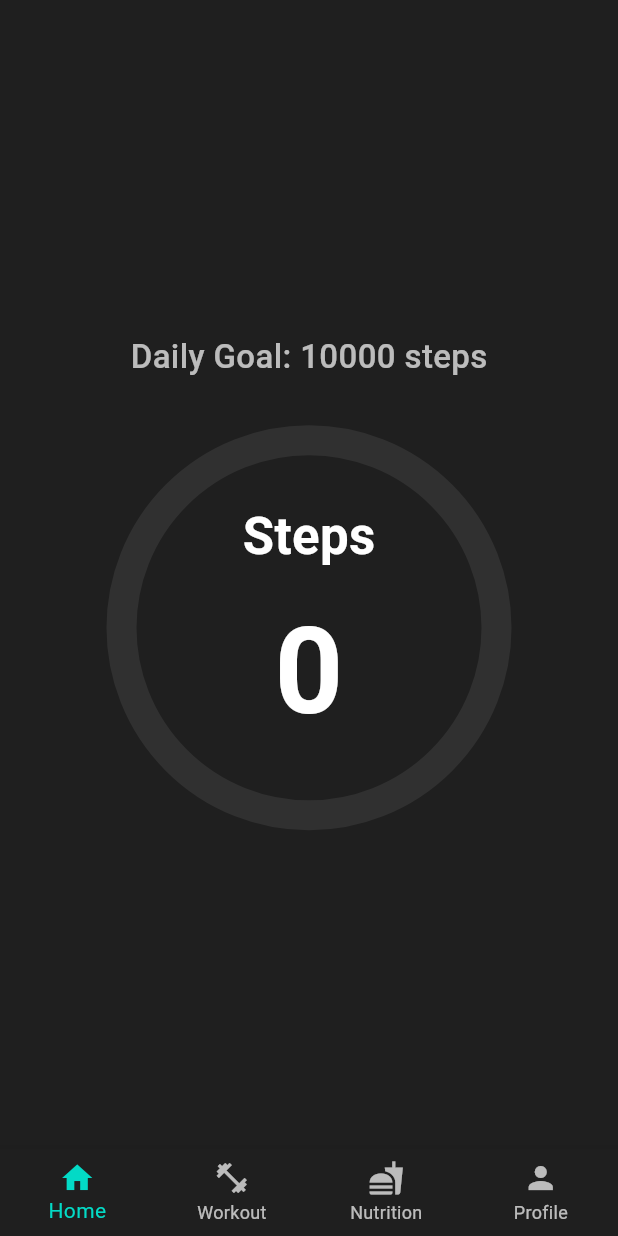
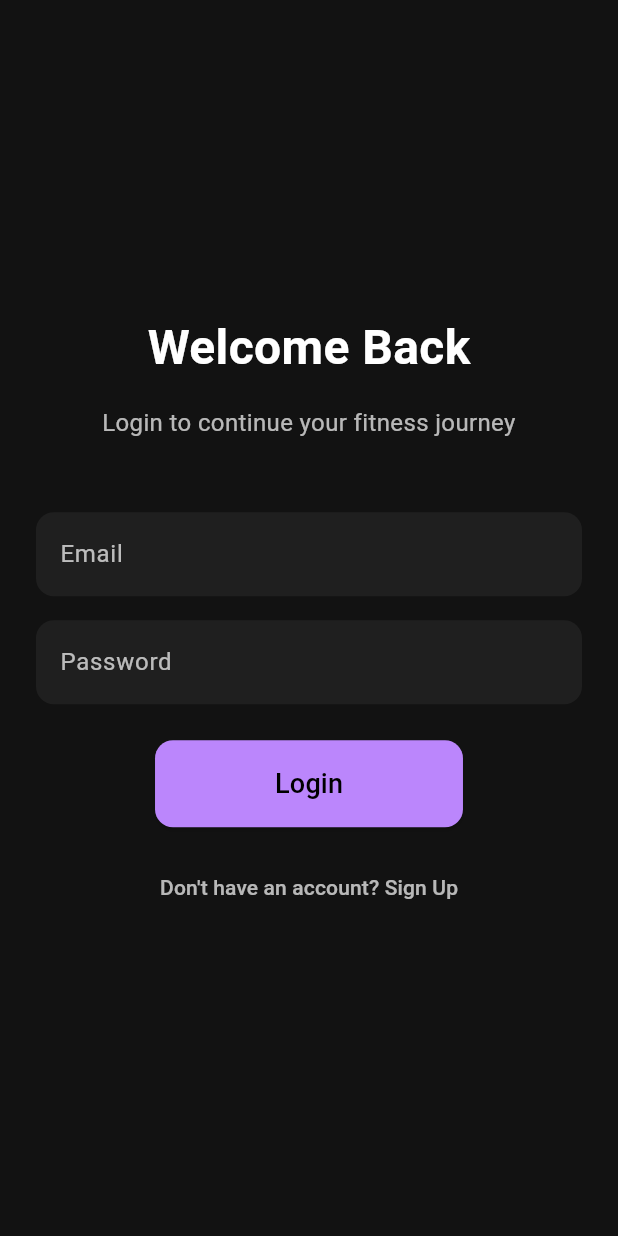
Before and after one commit to abhayabhaypk/Fitness-Tracker, a Flutter app: the screen it shows after launch, on a phone screen of 412 x 824 dp. Run offline on Flutter 3.47's test engine with Material 3 defaults, Android fonts, the phone set to English and light mode, and no system bars; our stand-ins replace fl_chart, wakelock_plus.

Commit message:
login page crate and implement

```diff
--- /dev/null
+++ b/lib/login_screen.dart
@@ -0,0 +1,104 @@
+import 'package:flutter/material.dart';
+
+class LoginScreen extends StatefulWidget {
+  const LoginScreen({super.key});
+
+  @override
+  State<LoginScreen> createState() => _LoginScreenState();
+}
+
+class _LoginScreenState extends State<LoginScreen> {
+  final TextEditingController _emailController = TextEditingController();
+  final TextEditingController _passwordController = TextEditingController();
+
+  @override
+  Widget build(BuildContext context) {
+    return Scaffold(
+      backgroundColor: const Color(0xFF121212),
+      body: Center(
+        child: SingleChildScrollView(
+          padding: const EdgeInsets.all(24.0),
+          child: Column(
+            mainAxisAlignment: MainAxisAlignment.center,
+            children: [
+              const Text(
+                'Welcome Back',
+                style: TextStyle(
+                  fontSize: 32,
+                  fontWeight: FontWeight.bold,
+                  color: Colors.white,
+                ),
+              ),
+              const SizedBox(height: 16),
+              const Text(
+                'Login to continue your fitness journey',
+                style: TextStyle(
+                  fontSize: 16,
+                  color: Colors.white70,
+                ),
+                textAlign: TextAlign.center,
+              ),
+              const SizedBox(height: 48),
+              TextField(
+                controller: _emailController,
+                decoration: InputDecoration(
+                  labelText: 'Email',
+                  labelStyle: const TextStyle(color: Colors.white70),
+                  filled: true,
+                  fillColor: const Color(0xFF1F1F1F),
+                  border: OutlineInputBorder(
+                    borderRadius: BorderRadius.circular(12),
+                    borderSide: BorderSide.none,
+                  ),
+                ),
+                style: const TextStyle(color: Colors.white),
+                keyboardType: TextInputType.emailAddress,
+              ),
+              const SizedBox(height: 16),
+              TextField(
+                controller: _passwordController,
+                obscureText: true,
+                decoration: InputDecoration(
+                  labelText: 'Password',
+                  labelStyle: const TextStyle(color: Colors.white70),
+                  filled: true,
+                  fillColor: const Color(0xFF1F1F1F),
+                  border: OutlineInputBorder(
+                    borderRadius: BorderRadius.circular(12),
+                    borderSide: BorderSide.none,
+                  ),
+                ),
+                style: const TextStyle(color: Colors.white),
+              ),
+              const SizedBox(height: 24),
+              ElevatedButton(
+                onPressed: () {
+                  // Add login logic here
+                  Navigator.pushReplacementNamed(context, '/home');
+                },
+                style: ElevatedButton.styleFrom(
+                  backgroundColor: const Color(0xFFBB86FC),
+                  padding: const EdgeInsets.symmetric(horizontal: 80, vertical: 16),
+                  shape: RoundedRectangleBorder(
+                    borderRadius: BorderRadius.circular(12),
+                  ),
+                ),
+                child: const Text('Login', style: TextStyle(fontSize: 18, color: Colors.black)),
+              ),
+              const SizedBox(height: 16),
+              TextButton(
+                onPressed: () {
+                  Navigator.pushNamed(context, '/signup');
+                },
+                child: const Text(
+                  "Don't have an account? Sign Up",
+                  style: TextStyle(color: Colors.white70),
+                ),
+              ),
+            ],
+          ),
+        ),
+      ),
+    );
+  }
+}
--- a/lib/main.dart
+++ b/lib/main.dart
@@ -1,9 +1,10 @@
-
 import 'package:flutter/material.dart';
 import 'package:myapp/activity_status.dart';
 import 'package:myapp/start_workout_screen.dart';
 import 'package:myapp/nutrition_screen.dart';
 import 'package:myapp/profile_screen.dart';
+import 'package:myapp/login_screen.dart';
+import 'package:myapp/signup_screen.dart';
 
 void main() {
   runApp(const MyApp());
@@ -17,13 +18,18 @@ class MyApp extends StatelessWidget {
     return MaterialApp(
       title: 'Fitness App',
       theme: ThemeData.dark().copyWith(
-        scaffoldBackgroundColor: const Color(0xFF1F1F1F),
+        scaffoldBackgroundColor: const Color(0xFF121212),
         colorScheme: const ColorScheme.dark(
           primary: Color(0xFFBB86FC),
           secondary: Color(0xFF03DAC6),
         ),
       ),
-      home: const MainScreen(),
+      initialRoute: '/',
+      routes: {
+        '/': (context) => const LoginScreen(),
+        '/home': (context) => const MainScreen(),
+        '/signup': (context) => const SignupScreen(),
+      },
     );
   }
 }
```
Also changed, not shown: lib/activity_history_screen.dart (added, +28 -0 lines), lib/personal_goals_screen.dart (added, +73 -0 lines), lib/profile_screen.dart (+25 -10 lines), lib/settings_screen.dart (+62 -5 lines), lib/signup_screen.dart (added, +120 -0 lines), lib/start_workout_screen.dart (+1 -13 lines).
